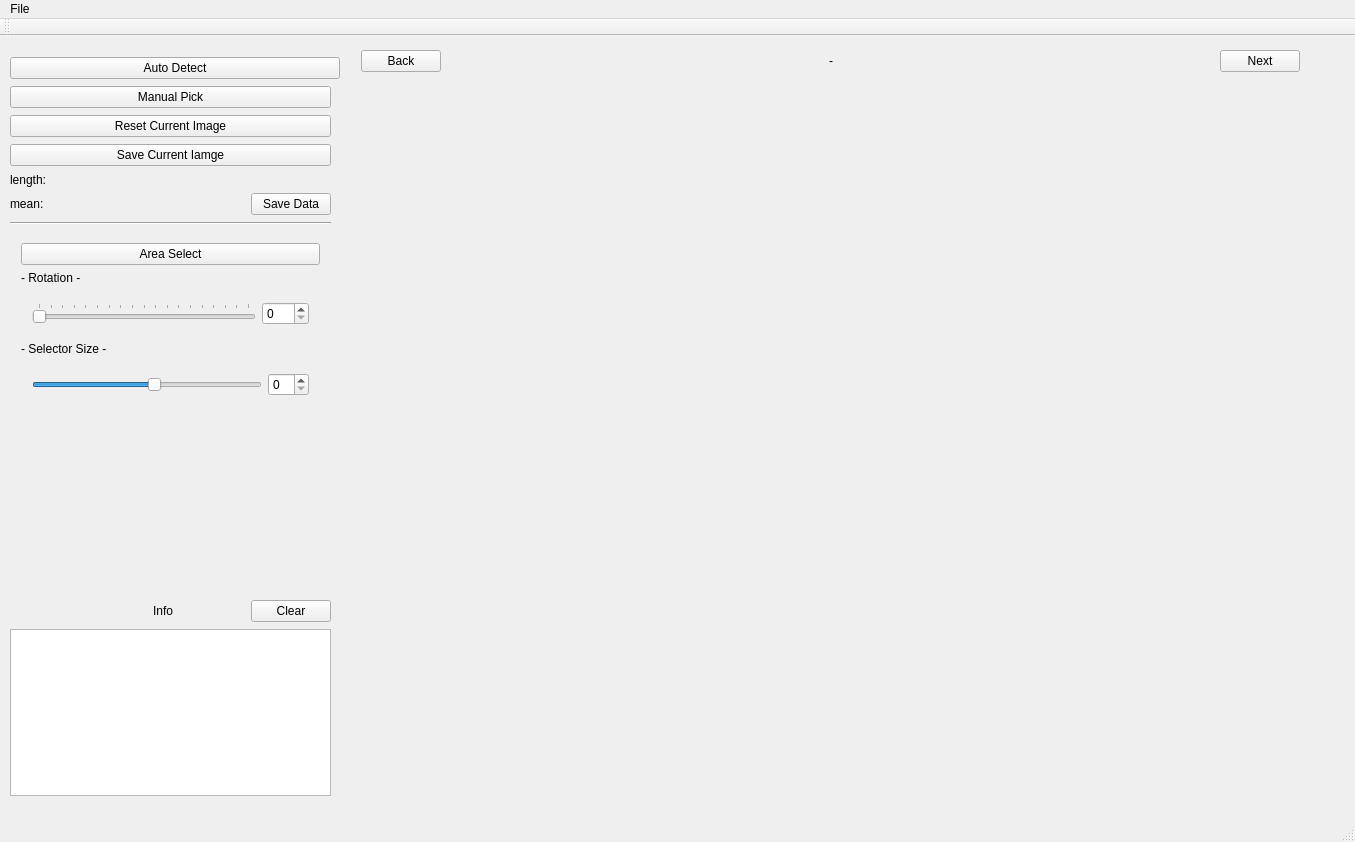
Qt form CashmereDetector/CashmereDetector.ui (HWeigo/CashmereDetector) before a commit.
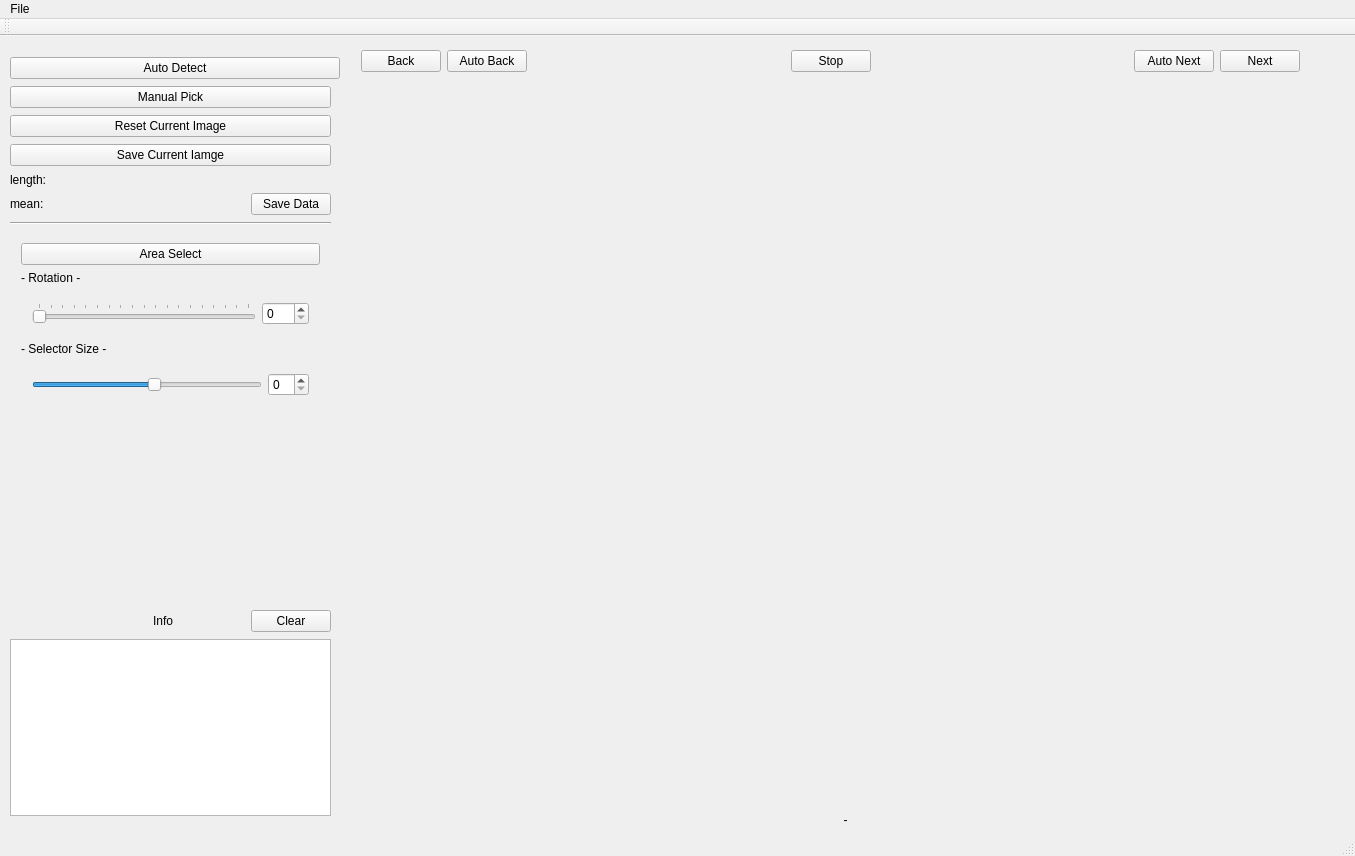
The same form after that commit.

```diff
--- a/CashmereDetector/CashmereDetector.ui
+++ b/CashmereDetector/CashmereDetector.ui
@@ -7,7 +7,7 @@
     <x>0</x>
     <y>0</y>
     <width>1355</width>
-    <height>842</height>
+    <height>856</height>
    </rect>
   </property>
   <property name="windowTitle">
@@ -30,7 +30,7 @@
       <x>10</x>
       <y>10</y>
       <width>332</width>
-      <height>761</height>
+      <height>781</height>
      </rect>
     </property>
     <layout class="QVBoxLayout" name="verticalLayout">
@@ -267,8 +267,8 @@
         <string>&lt;!DOCTYPE HTML PUBLIC &quot;-//W3C//DTD HTML 4.0//EN&quot; &quot;http://www.w3.org/TR/REC-html40/strict.dtd&quot;&gt;
 &lt;html&gt;&lt;head&gt;&lt;meta name=&quot;qrichtext&quot; content=&quot;1&quot; /&gt;&lt;style type=&quot;text/css&quot;&gt;
 p, li { white-space: pre-wrap; }
-&lt;/style&gt;&lt;/head&gt;&lt;body style=&quot; font-family:'SimSun'; font-size:9pt; font-weight:400; font-style:normal;&quot;&gt;
-&lt;p style=&quot;-qt-paragraph-type:empty; margin-top:0px; margin-bottom:0px; margin-left:0px; margin-right:0px; -qt-block-indent:0; text-indent:0px;&quot;&gt;&lt;br /&gt;&lt;/p&gt;&lt;/body&gt;&lt;/html&gt;</string>
+&lt;/style&gt;&lt;/head&gt;&lt;body style=&quot; font-family:'SimSun'; font-size:7.2pt; font-weight:400; font-style:normal;&quot;&gt;
+&lt;p style=&quot;-qt-paragraph-type:empty; margin-top:0px; margin-bottom:0px; margin-left:0px; margin-right:0px; -qt-block-indent:0; text-indent:0px; font-size:9pt;&quot;&gt;&lt;br /&gt;&lt;/p&gt;&lt;/body&gt;&lt;/html&gt;</string>
        </property>
       </widget>
      </item>
@@ -291,6 +291,13 @@
        </property>
       </widget>
      </item>
+     <item>
+      <widget class="QPushButton" name="pushButton_autoBack">
+       <property name="text">
+        <string>Auto Back</string>
+       </property>
+      </widget>
+     </item>
      <item>
       <spacer name="horizontalSpacer_3">
        <property name="orientation">
@@ -298,19 +305,16 @@
        </property>
        <property name="sizeHint" stdset="0">
         <size>
-         <width>356</width>
+         <width>40</width>
          <height>20</height>
         </size>
        </property>
       </spacer>
      </item>
      <item>
-      <widget class="QLabel" name="label_filename">
+      <widget class="QPushButton" name="pushButton_autoStop">
        <property name="text">
-        <string>-</string>
-       </property>
-       <property name="alignment">
-        <set>Qt::AlignCenter</set>
+        <string>Stop</string>
        </property>
       </widget>
      </item>
@@ -327,6 +331,13 @@
        </property>
       </spacer>
      </item>
+     <item>
+      <widget class="QPushButton" name="pushButton_autoNext">
+       <property name="text">
+        <string>Auto Next</string>
+       </property>
+      </widget>
+     </item>
      <item>
       <widget class="QPushButton" name="pushButton_next">
        <property name="text">
@@ -336,6 +347,22 @@
      </item>
     </layout>
    </widget>
+   <widget class="QLabel" name="label_filename">
+    <property name="geometry">
+     <rect>
+      <x>790</x>
+      <y>770</y>
+      <width>111</width>
+      <height>28</height>
+     </rect>
+    </property>
+    <property name="text">
+     <string>-</string>
+    </property>
+    <property name="alignment">
+     <set>Qt::AlignCenter</set>
+    </property>
+   </widget>
   </widget>
   <widget class="QMenuBar" name="menuBar">
    <property name="geometry">
```
